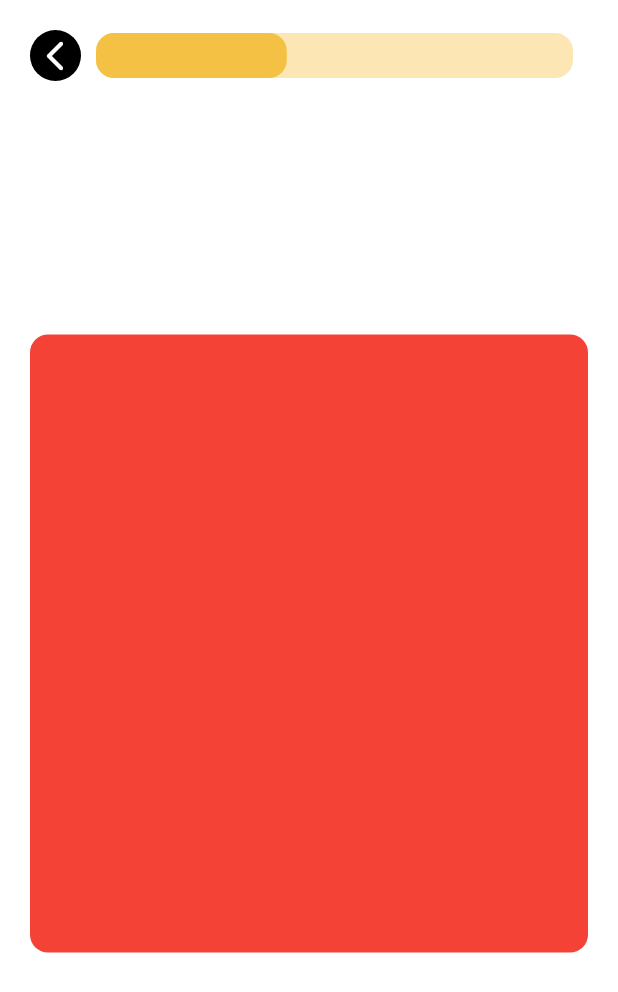
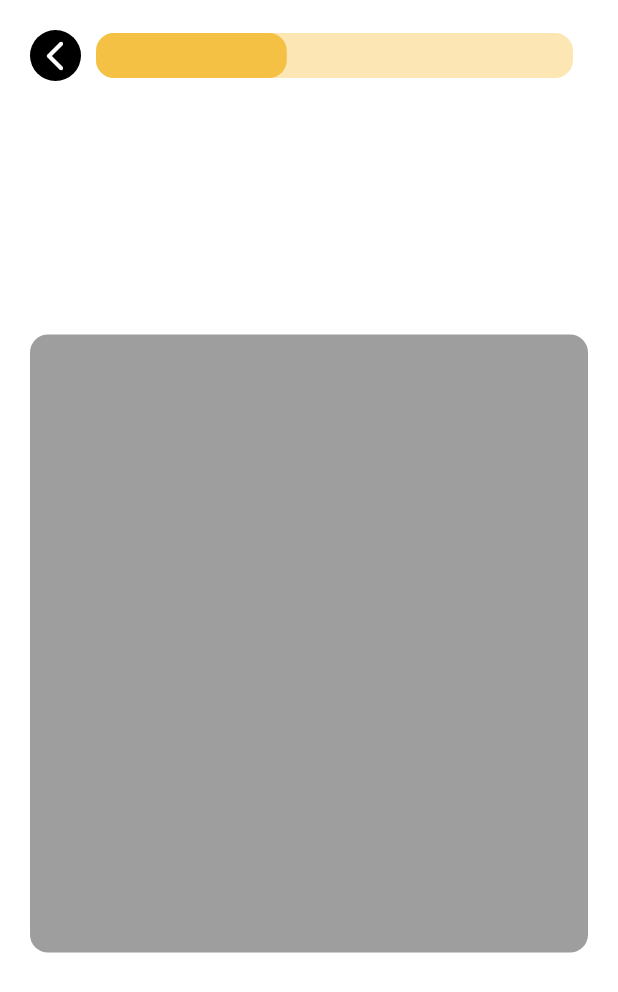
Before and after one commit to xykadra/WinMacCollab, a Flutter app: the OnlyHearingPage screen opened directly, on a phone screen of 412 x 824 dp. Shown: the top 992 px of the screen. Run offline on Flutter 3.47's test engine with Material 2 defaults, Android fonts, the phone set to English and light mode, and no system bars; drawn by our look-alikes of percent_indicator; our stand-ins replace dot_navigation_bar, flutter_svg, google_fonts, lottie.

Commit message:
Version5

```diff
--- a/lib/pages/only_hearing_page.dart
+++ b/lib/pages/only_hearing_page.dart
@@ -11,7 +11,8 @@ class OnlyHearingPage extends StatefulWidget {
 class _OnlyHearingPageState extends State<OnlyHearingPage> {
   @override
   Widget build(BuildContext context) {
-    return Scaffold(
+    return SafeArea(
+      child: Scaffold(
         backgroundColor: Colors.white,
         body: Container(
           color: Colors.white,
@@ -54,7 +55,7 @@ class _OnlyHearingPageState extends State<OnlyHearingPage> {
                 Container(
                   height: MediaQuery.of(context).size.height / 2,
                   decoration: BoxDecoration(
-                  color: Colors.red,
+                    color: Colors.grey,
                     borderRadius: BorderRadius.circular(12),
                   ),
                 ),
@@ -63,6 +64,7 @@ class _OnlyHearingPageState extends State<OnlyHearingPage> {
             ),
           ),
         ),
+      ),
     );
   }
 }
```
Also changed, not shown: lib/assets/correct.jpg (added), lib/assets/incorrect.png (added), lib/assets/soundOn.png (added). Lines whose indentation alone changed are shown as unchanged.
